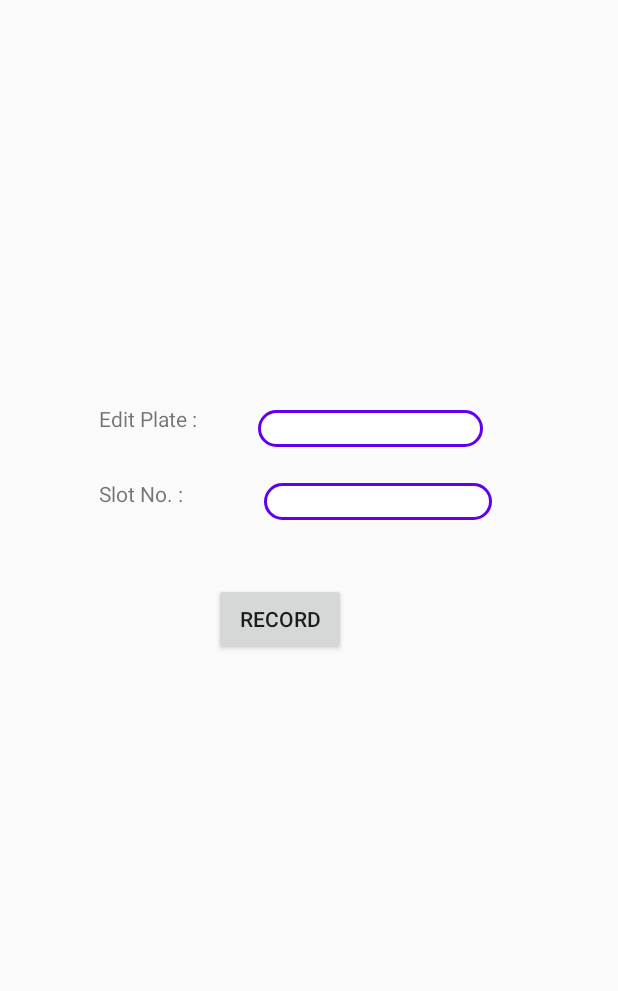
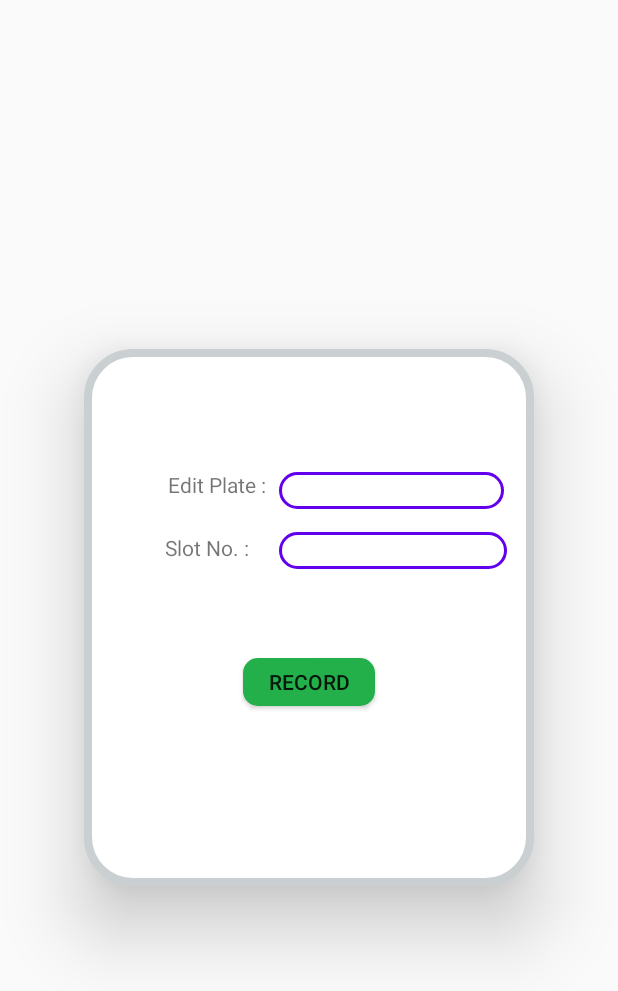
Before and after one commit to Jugg-zh/CarPlateChecker, an Android app: the RecordActivity screen opened directly, with no data from a screen before it, on a phone screen of 412 x 824 dp. Shown: the top 991 px of the screen. Run offline under Robolectric (Android 15) with nearby library versions, the phone set to English and light mode, and no system bars.

Commit message:
made more changes to UI

```diff
--- a/app/src/main/java/com/example/platecheck/Utility.java
+++ b/app/src/main/java/com/example/platecheck/Utility.java
@@ -40,7 +40,7 @@ import java.util.Arrays;
 import java.util.List;
 
 public class Utility {
-    private static final String CLOUD_VISION_API_KEY = "";
+    private static final String CLOUD_VISION_API_KEY = "AIzaSyCv5Y8pgxhrdEcleGNkwbDmk0lanutJ1Ak";
     private static final String ANDROID_CERT_HEADER = "X-Android-Cert";
     private static final String ANDROID_PACKAGE_HEADER = "X-Android-Package";
 
--- /dev/null
+++ b/app/src/main/res/drawable/layoutborder.xml
@@ -0,0 +1,8 @@
+<?xml version="1.0" encoding="utf-8"?>
+<shape xmlns:android="http://schemas.android.com/apk/res/android">
+    <solid android:color="#FFFFFF" />
+    <corners android:radius="30dp" />
+    <stroke
+        android:color="#CACFD2"
+        android:width="5dp" />
+</shape>
--- a/app/src/main/res/drawable/okbutton.xml
+++ b/app/src/main/res/drawable/okbutton.xml
@@ -1,5 +1,5 @@
 <?xml version="1.0" encoding="utf-8"?>
 <shape xmlns:android="http://schemas.android.com/apk/res/android">
     <solid android:color="#23AF4A" />
-    <corners android:radius="30dp" />
+    <corners android:radius="10dp" />
 </shape>
--- a/app/src/main/res/drawable/roundcorner.xml
+++ b/app/src/main/res/drawable/roundcorner.xml
@@ -1,5 +1,5 @@
 <?xml version="1.0" encoding="utf-8"?>
 <shape xmlns:android="http://schemas.android.com/apk/res/android">
-    <solid android:color="#1A5276" />
+    <solid android:color="#D4AC0D" />
     <corners android:radius="30dp" />
 </shape>
--- a/app/src/main/res/drawable/roundcorner_upload.xml
+++ b/app/src/main/res/drawable/roundcorner_upload.xml
@@ -1,5 +1,5 @@
 <?xml version="1.0" encoding="utf-8"?>
 <shape xmlns:android="http://schemas.android.com/apk/res/android">
-    <solid android:color="#CCCC00" />
-    <corners android:radius="30dp" />
+    <solid android:color="#D4AC0D" />
+    <corners android:radius="40dp" />
 </shape>
--- a/app/src/main/res/layout/activity_record.xml
+++ b/app/src/main/res/layout/activity_record.xml
@@ -7,65 +7,14 @@
     android:layout_height="match_parent"
     tools:context=".RecordActivity">
 
-    <EditText
-        android:id="@+id/editPlateTextView"
-        android:layout_width="150dp"
-        android:layout_height="wrap_content"
-        android:layout_alignParentEnd="true"
-        android:layout_alignParentRight="true"
-        android:layout_alignParentBottom="true"
-        android:layout_marginEnd="90dp"
-        android:layout_marginRight="90dp"
-        android:layout_marginBottom="526dp"
-        android:background="@drawable/rounded_border_edittext"
-        android:ems="10"
-        android:inputType="textPersonName"
-        android:paddingLeft="10dp"
-        android:text=""
-        android:visibility="visible" />
-
-    <EditText
-        android:id="@+id/slotNumberTextView"
-        android:layout_width="152dp"
-        android:layout_height="wrap_content"
-        android:layout_alignParentStart="true"
-        android:layout_alignParentLeft="true"
-        android:layout_alignParentBottom="true"
-        android:layout_marginStart="176dp"
-        android:layout_marginLeft="176dp"
-        android:layout_marginBottom="477dp"
-        android:background="@drawable/rounded_border_edittext"
-        android:ems="10"
-        android:inputType="textPersonName"
-        android:paddingLeft="10dp"
-        android:text=""
-        android:visibility="visible" />
-
-    <TextView
-        android:id="@+id/plateHeader"
-        android:layout_width="85dp"
-        android:layout_height="29dp"
-        android:layout_alignParentStart="true"
-        android:layout_alignParentLeft="true"
-        android:layout_alignParentBottom="true"
-        android:layout_marginStart="66dp"
-        android:layout_marginLeft="66dp"
-        android:layout_marginBottom="525dp"
-        android:text="Edit Plate :"
-        android:visibility="visible" />
-
-    <TextView
-        android:id="@+id/slotHeader"
-        android:layout_width="85dp"
-        android:layout_height="29dp"
-        android:layout_alignParentStart="true"
-        android:layout_alignParentLeft="true"
-        android:layout_alignParentBottom="true"
-        android:layout_marginStart="66dp"
-        android:layout_marginLeft="66dp"
-        android:layout_marginBottom="475dp"
-        android:text="Slot No. :"
-        android:visibility="visible" />
+    <RelativeLayout
+        android:layout_width="300dp"
+        android:layout_height="358dp"
+        android:background="@drawable/layoutborder"
+        android:elevation="30dp"
+        android:layout_centerHorizontal="true"
+        android:layout_centerVertical="true"
+        android:layout_marginBottom="227dp">
 
         <!--    <TextView-->
         <!--        android:id="@+id/promptInformation"-->
@@ -82,13 +31,77 @@
         <Button
             android:id="@+id/button2"
             android:layout_width="wrap_content"
-        android:layout_height="wrap_content"
-        android:layout_alignParentEnd="true"
-        android:layout_alignParentRight="true"
+            android:layout_height="32dp"
+            android:layout_centerHorizontal="true"
             android:layout_alignParentBottom="true"
-        android:layout_marginEnd="181dp"
-        android:layout_marginRight="181dp"
-        android:layout_marginBottom="387dp"
+            android:layout_marginBottom="120dp"
+            android:layout_marginEnd="128dp"
+            android:layout_marginRight="128dp"
+            android:background="@drawable/okbutton"
+            android:elevation="15dp"
             android:text="Record" />
 
+        <EditText
+            android:id="@+id/slotNumberTextView"
+            android:layout_width="152dp"
+            android:layout_height="wrap_content"
+            android:layout_alignParentBottom="true"
+            android:layout_alignParentLeft="true"
+            android:layout_alignParentStart="true"
+            android:layout_marginBottom="211dp"
+            android:layout_marginLeft="130dp"
+            android:layout_marginStart="130dp"
+            android:background="@drawable/rounded_border_edittext"
+            android:ems="10"
+            android:inputType="textPersonName"
+            android:paddingLeft="10dp"
+            android:text=""
+            android:visibility="visible" />
+
+        <EditText
+            android:id="@+id/editPlateTextView"
+            android:layout_width="150dp"
+            android:layout_height="wrap_content"
+            android:layout_alignParentBottom="true"
+            android:layout_alignParentLeft="true"
+            android:layout_alignParentStart="true"
+            android:layout_marginBottom="251dp"
+            android:layout_marginLeft="130dp"
+            android:layout_marginStart="130dp"
+            android:background="@drawable/rounded_border_edittext"
+            android:ems="10"
+            android:inputType="textPersonName"
+            android:paddingLeft="10dp"
+            android:text=""
+            android:visibility="visible" />
+
+        <TextView
+            android:id="@+id/slotHeader"
+            android:layout_width="85dp"
+            android:layout_height="29dp"
+            android:layout_alignParentBottom="true"
+            android:layout_alignParentLeft="true"
+            android:layout_alignParentStart="true"
+            android:layout_marginBottom="206dp"
+            android:layout_marginLeft="54dp"
+            android:layout_marginStart="54dp"
+            android:text="Slot No. :"
+            android:visibility="visible" />
+
+        <TextView
+            android:id="@+id/plateHeader"
+            android:layout_width="85dp"
+            android:layout_height="29dp"
+            android:layout_alignParentBottom="true"
+            android:layout_alignParentLeft="true"
+            android:layout_alignParentStart="true"
+            android:layout_marginBottom="248dp"
+            android:layout_marginLeft="56dp"
+            android:layout_marginStart="56dp"
+            android:text="Edit Plate :"
+            android:visibility="visible" />
+
     </RelativeLayout>
+
+
+</RelativeLayout>
```
Also changed, not shown: app/src/main/java/com/example/platecheck/MainActivity.java (+6 -4 lines), app/src/main/res/layout/activity_main.xml (+99 -140 lines). Lines whose indentation alone changed are shown as unchanged.
